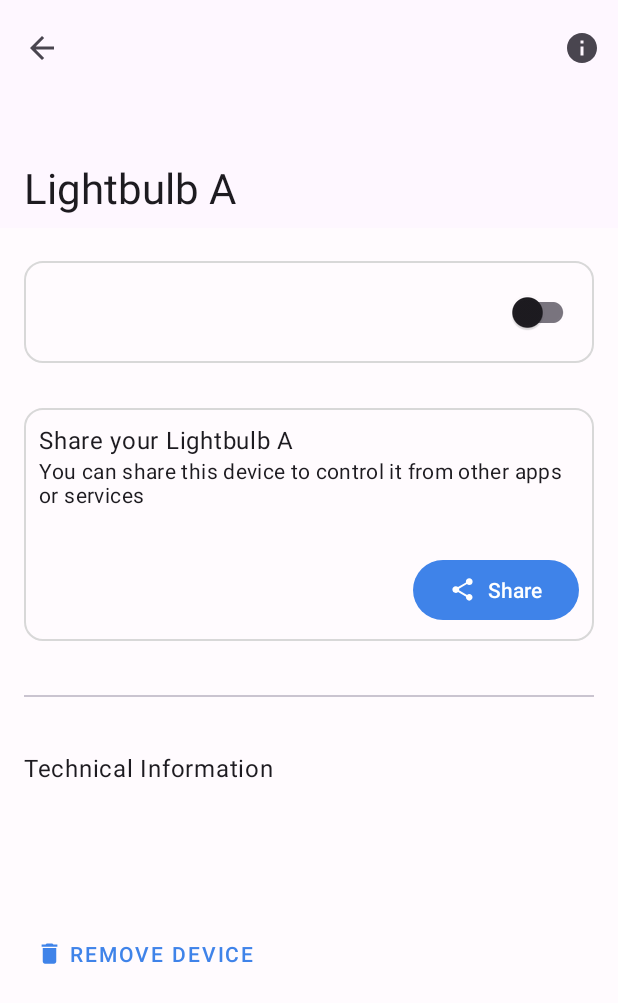
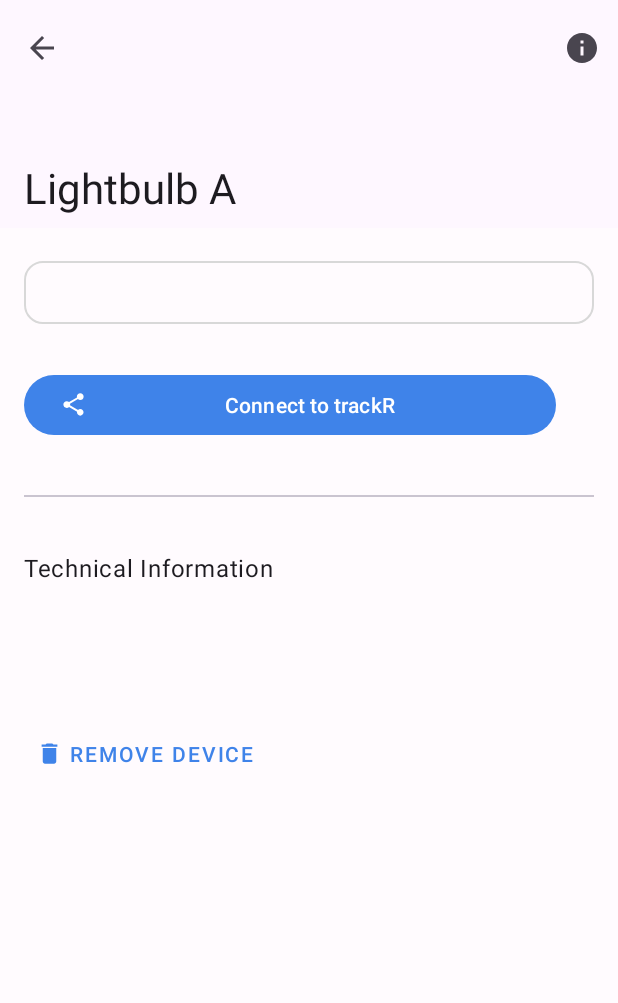
Before and after one commit to codingwatching/Trackr, an Android app: the DeviceFragment screen opened through its navigation route, on a phone screen of 412 x 824 dp. Shown: the top 1003 px of the screen. Run offline under Robolectric (Android 15) with nearby library versions, the phone set to English and light mode, and no system bars; our stand-ins replace Dagger/Hilt's generated code, Timber, data binding; libraries missing offline, so code that uses them is left out: chip.devicecontroller, chip.platform; 3 statements that could not run were skipped.

Commit message:
added connect to trackr button

```diff
--- a/android-matter-home-app/app/src/main/java/com/google/homesampleapp/screens/device/DeviceFragment.kt
+++ b/android-matter-home-app/app/src/main/java/com/google/homesampleapp/screens/device/DeviceFragment.kt
@@ -21,6 +21,7 @@ import android.content.res.Resources
 import android.graphics.drawable.Drawable
 import android.os.Bundle
 import android.text.Html
+import android.util.Log
 import android.view.LayoutInflater
 import android.view.View
 import android.view.ViewGroup
@@ -87,26 +88,6 @@ class DeviceFragment : Fragment() {
 
   override fun onCreate(savedInstanceState: Bundle?) {
     super.onCreate(savedInstanceState)
-
-    // Share Device Step 2.
-    // An activity launcher is registered. It will be launched
-    // at step 3 (in the viewModel) when the user triggers the "Share Device" action and the
-    // Google Play Services (GPS) API (commissioningClient.shareDevice()) returns the IntentSender
-    // to be used to launch the proper activity in GPS.
-    // CODELAB: shareDeviceLauncher definition
-    shareDeviceLauncher =
-        registerForActivityResult(ActivityResultContracts.StartIntentSenderForResult()) { result ->
-          // Share Device Step 5.
-          // The Share Device activity in GPS has completed.
-          val resultCode = result.resultCode
-          Timber.d("Got result for shareDeviceLauncher: resultCode [[${resultCode}]")
-          if (resultCode == RESULT_OK) {
-            viewModel.shareDeviceSucceeded(getString(R.string.share_device_status_success))
-          } else {
-            viewModel.shareDeviceFailed(getString(R.string.status_failed_with, resultCode))
-          }
-        }
-    // CODELAB SECTION END
   }
 
   override fun onCreateView(
@@ -170,29 +151,8 @@ class DeviceFragment : Fragment() {
       true
     }
 
-    // Share Device
-    binding.shareButton.setOnClickListener {
-      val deviceName = selectedDeviceViewModel.selectedDeviceLiveData.value?.device?.name!!
-      if (isDummyDevice(deviceName) && !ALLOW_DEVICE_SHARING_ON_DUMMY_DEVICE) {
-        // Device sharing not allowed on a dummy device.
-        MaterialAlertDialogBuilder(requireContext())
-            .setTitle("Share device $deviceName")
-            .setMessage(getString(R.string.share_dummy_device))
-            .setPositiveButton(resources.getString(R.string.ok)) { _, _ -> }
-            .setPositiveButton(resources.getString(R.string.ok)) { _, _ ->
-              viewModel.inspectDescriptorCluster(
-                  selectedDeviceViewModel.selectedDeviceLiveData.value!!)
-            }
-            .show()
-      } else {
-        viewModel.shareDevice(requireActivity())
-      }
-    }
-
-    // Change the on/off state of the device
-    binding.onoffSwitch.setOnClickListener {
-      val isOn = binding.onoffSwitch.isChecked
-      viewModel.updateDeviceStateOn(selectedDeviceViewModel.selectedDeviceLiveData.value!!, isOn)
+    binding.trackrButton.setOnClickListener {
+      Log.e("Button:","Connect to tracker button clicked" )
     }
 
     // Remove Device
@@ -238,39 +198,6 @@ class DeviceFragment : Fragment() {
       // TODO: disable the "share device button", update the result text view, etc.
     }
 
-    // The current status of the share device action.
-    viewModel.shareDeviceStatus.observe(viewLifecycleOwner) { status ->
-      binding.shareButton.isEnabled = status !is InProgress
-      // TODO: binding.actionResultTextView.text = status.toString()
-    }
-
-    // Share Device Step 2.
-    // The fragment observes the livedata for shareDeviceIntentSender which
-    // is updated in the ViewModel in step 3 of the Share Device flow.
-    viewModel.shareDeviceIntentSender.observe(viewLifecycleOwner) { sender ->
-      Timber.d("shareDeviceIntentSender.observe is called with sender [${sender}]")
-      if (sender != null) {
-        val deviceId = selectedDeviceViewModel.selectedDeviceIdLiveData.value!!
-        // Share Device Step 4: Launch the activity described in the IntentSender that
-        // was returned in Step 3 where the viewModel calls the GPS API to commission
-        // the device.
-        // TODO: Normally these two calls should be done sequentially
-        // The call would be done as follows:
-        // viewModel.initiateDeviceSharing(
-        //    selectedDeviceViewModel.selectedDeviceIdLiveData.value!!, shareDeviceLauncher, sender)
-        // However, the call to openCommissioningWindowUsingOpenPairingWindowWithPin blocks
-        // forever because the callback is not invoked.
-        // For now, making these 2 calls here.
-        when (OPEN_COMMISSIONING_WINDOW_API) {
-          OpenCommissioningWindowApi.ChipDeviceController ->
-              viewModel.openCommissioningWindowUsingOpenPairingWindowWithPin(deviceId)
-          OpenCommissioningWindowApi.AdministratorCommissioningCluster ->
-              viewModel.openCommissioningWindowWithAdministratorCommissioningCluster(deviceId)
-        }
-        shareDeviceLauncher.launch(IntentSenderRequest.Builder(sender).build())
-      }
-    }
-
     // Observer on the currently selected device
     selectedDeviceViewModel.selectedDeviceIdLiveData.observe(viewLifecycleOwner) { deviceId ->
       Timber.d(
@@ -308,16 +235,9 @@ class DeviceFragment : Fragment() {
       val shapeOnDrawable = getDrawable("device_item_shape_on")
       val shapeDrawable = if (isOnline && isOn) shapeOnDrawable else shapeOffDrawable
 
-      binding.shareLine1TextView.text =
-          getString(R.string.share_device_name, deviceUiModel.device.name)
+
       binding.onOffTextView.text = stateDisplayString(isOnline, isOn)
       binding.stateLayout.background = shapeDrawable
-      if (ON_OFF_SWITCH_DISABLED_WHEN_DEVICE_OFFLINE) {
-        binding.onoffSwitch.isEnabled = isOnline
-      } else {
-        binding.onoffSwitch.isEnabled = true
-      }
-      binding.onoffSwitch.isChecked = isOn
       binding.techInfoDetailsTextView.text =
           getString(
               R.string.share_device_info,
--- a/android-matter-home-app/app/src/main/res/layout/fragment_device.xml
+++ b/android-matter-home-app/app/src/main/res/layout/fragment_device.xml
@@ -55,9 +55,8 @@
             <LinearLayout
                 android:layout_width="match_parent"
                 android:layout_height="match_parent"
-                android:orientation="vertical"
                 android:layout_margin="16dp"
-                >
+                android:orientation="vertical">
 
                 <RelativeLayout
                     android:id="@+id/stateLayout"
@@ -69,100 +68,71 @@
                     android:orientation="horizontal">
 
                     <TextView
+                        android:id="@+id/onOffTextView2"
+                        android:layout_width="wrap_content"
+                        android:layout_height="wrap_content"
+                        android:layout_alignParentLeft="true"
+                        android:layout_marginLeft="332dp"
+                        android:textAppearance="?attr/textAppearanceBody1"
+                        tools:text="19" />
+
+                    <TextView
                         android:id="@+id/onOffTextView"
                         android:layout_width="wrap_content"
                         android:layout_height="wrap_content"
                         android:layout_alignParentLeft="true"
                         android:layout_centerVertical="true"
                         android:textAppearance="?attr/textAppearanceBody1"
-                        tools:text="ON" />
-
-                    <com.google.android.material.switchmaterial.SwitchMaterial
-                        android:id="@+id/onoff_switch"
-                        android:layout_width="wrap_content"
-                        android:layout_height="wrap_content"
-                        android:layout_alignParentRight="true"
-                        android:layout_centerVertical="true" />
+                        tools:text="Current Temperature" />
 
                 </RelativeLayout>
 
-                <RelativeLayout
-                    android:id="@+id/shareLayout"
+                <Button
+                    android:id="@+id/trackrButton"
                     android:layout_width="match_parent"
                     android:layout_height="wrap_content"
-                    android:orientation="horizontal"
                     android:layout_marginTop="30sp"
-                    android:background="@drawable/device_item_shape_off"
-                    >
-
-                    <TextView
-                        android:id="@+id/shareLine1TextView"
-                        android:layout_width="wrap_content"
-                        android:layout_height="wrap_content"
-                        android:layout_alignParentLeft="true"
-                        android:text="Share your Lightbulb A"
-                        android:textAppearance="?attr/textAppearanceBody1" />
-
-                    <TextView
-                        android:id="@+id/shareLine2TextView"
-                        android:layout_width="wrap_content"
-                        android:layout_height="wrap_content"
-                        android:layout_below="@+id/shareLine1TextView"
-                        android:textAppearance="?attr/textAppearanceBody2"
-                        android:text="You can share this device to control it from other apps or services"/>
-
-                    <Button
-                        android:id="@+id/shareButton"
-                        android:layout_width="wrap_content"
-                        android:layout_height="wrap_content"
-                        android:text="Share"
-                        app:icon="@drawable/ic_baseline_share_24"
-                        android:layout_below="@+id/shareLine2TextView"
-                        android:layout_alignParentRight="true"
-                        android:layout_marginTop="30sp"
-                        />
-
-                </RelativeLayout>
+                    android:layout_marginRight="25dp"
+                    android:text="Connect to trackR"
+                    app:icon="@drawable/ic_baseline_share_24" />
 
                 <com.google.android.material.divider.MaterialDivider
                     android:layout_width="match_parent"
                     android:layout_height="wrap_content"
-                    android:layout_marginVertical="36sp"
-                    />
+                    android:layout_marginVertical="36sp" />
 
                 <LinearLayout
                     android:layout_width="match_parent"
                     android:layout_height="wrap_content"
-                    android:orientation="vertical"
-                    >
+                    android:orientation="vertical">
+
                     <TextView
                         android:id="@+id/techInfoTitleTextView"
                         android:layout_width="wrap_content"
                         android:layout_height="wrap_content"
-                        android:textAppearance="?attr/textAppearanceBody1"
                         android:layout_alignParentLeft="true"
-                        android:text="Technical Information"/>
+                        android:text="Technical Information"
+                        android:textAppearance="?attr/textAppearanceBody1" />
 
                     <TextView
                         android:id="@+id/techInfoDetailsTextView"
                         android:layout_width="wrap_content"
                         android:layout_height="wrap_content"
-                        android:textAppearance="?attr/textAppearanceBody2"
                         android:layout_alignParentLeft="true"
                         android:layout_marginTop="10sp"
+                        android:textAppearance="?attr/textAppearanceBody2"
                         tools:text="Added on 04.05.22 19:34:29\nID:1 VID:87 PID:876\n
-Device type: 0x0100"/>
+Device type: 0x0100" />
                 </LinearLayout>
 
                 <Button
                     android:id="@+id/removeButton"
+                    style="@style/Widget.MaterialComponents.Button.TextButton"
                     android:layout_width="wrap_content"
                     android:layout_height="wrap_content"
+                    android:layout_marginTop="60sp"
                     android:text="Remove device"
-                    app:icon="@drawable/ic_baseline_delete_24"
-                    android:layout_marginTop="60sp"
-                    style="@style/Widget.MaterialComponents.Button.TextButton"
-                    />
+                    app:icon="@drawable/ic_baseline_delete_24" />
 
             </LinearLayout>
 
```
Also changed, not shown: android-matter-home-app/app/src/main/java/com/google/homesampleapp/screens/device/DeviceViewModel.kt (+1 -138 lines). Lines whose indentation alone changed are shown as unchanged.
